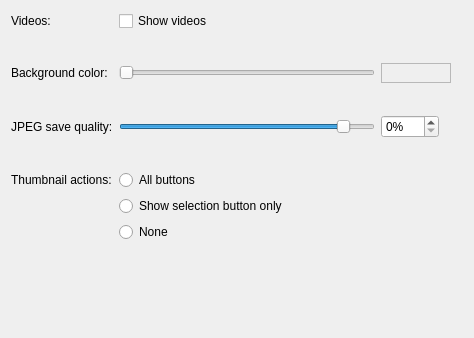
This is app/generalconfigpage.ui in KDE/gwenview as Qt 5 draws it before an edit. The edited form follows.
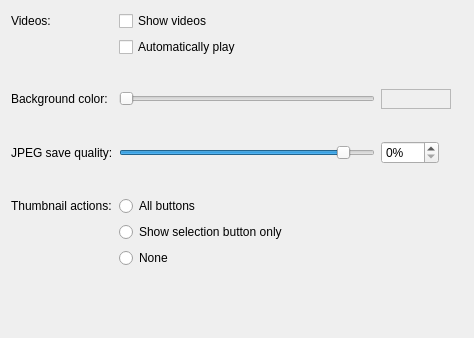
This is the edited form.

Commit message:
Add option to disable autoplaying videos
This prevents video from automatically starting when browsing.

The new checkbox can be found under Settings > General >
Autoplay videos when browsing.

```diff
--- a/app/generalconfigpage.ui
+++ b/app/generalconfigpage.ui
@@ -25,7 +25,7 @@
      </property>
     </widget>
    </item>
-   <item row="1" column="1">
+   <item row="2" column="1">
     <spacer name="verticalSpacer_1">
      <property name="orientation">
       <enum>Qt::Vertical</enum>
@@ -41,14 +41,14 @@
      </property>
     </spacer>
    </item>
-   <item row="2" column="0">
+   <item row="3" column="0">
     <widget class="QLabel" name="label">
      <property name="text">
       <string>Background color:</string>
      </property>
     </widget>
    </item>
-   <item row="2" column="1">
+   <item row="3" column="1">
     <layout class="QHBoxLayout">
      <item>
       <widget class="QSlider" name="kcfg_ViewBackgroundValue">
@@ -106,7 +106,7 @@
      </item>
     </layout>
    </item>
-   <item row="3" column="1">
+   <item row="4" column="1">
     <spacer name="verticalSpacer_2">
      <property name="orientation">
       <enum>Qt::Vertical</enum>
@@ -122,14 +122,14 @@
      </property>
     </spacer>
    </item>
-   <item row="5" column="0">
+   <item row="6" column="0">
     <widget class="QLabel" name="label">
      <property name="text">
       <string>JPEG save quality:</string>
      </property>
     </widget>
    </item>
-   <item row="5" column="1">
+   <item row="6" column="1">
     <layout class="QHBoxLayout" name="horizontalLayout">
      <item>
       <widget class="QSlider" name="kcfg_JPEGQuality">
@@ -187,7 +187,7 @@
      </item>
     </layout>
    </item>
-   <item row="6" column="1">
+   <item row="7" column="1">
     <spacer name="verticalSpacer_3">
      <property name="orientation">
       <enum>Qt::Vertical</enum>
@@ -203,34 +203,41 @@
      </property>
     </spacer>
    </item>
-   <item row="7" column="0">
+   <item row="8" column="0">
     <widget class="QLabel" name="label_3">
      <property name="text">
       <string>Thumbnail actions:</string>
      </property>
     </widget>
    </item>
-   <item row="7" column="1">
+   <item row="8" column="1">
     <widget class="QRadioButton" name="allButtonsThumbnailActionsRadioButton">
      <property name="text">
       <string>All buttons</string>
      </property>
     </widget>
    </item>
-   <item row="8" column="1">
+   <item row="9" column="1">
     <widget class="QRadioButton" name="selectionOnlyThumbnailActionsRadioButton">
      <property name="text">
       <string>Show selection button only</string>
      </property>
     </widget>
    </item>
-   <item row="9" column="1">
+   <item row="10" column="1">
     <widget class="QRadioButton" name="noneThumbnailActionsRadioButton">
      <property name="text">
       <string>None</string>
      </property>
     </widget>
    </item>
+   <item row="1" column="1">
+    <widget class="QCheckBox" name="kcfg_AutoplayVideos">
+     <property name="text">
+      <string>Automatically play</string>
+     </property>
+    </widget>
+   </item>
   </layout>
  </widget>
  <resources/>
```
The commit also changes 3 other files.
